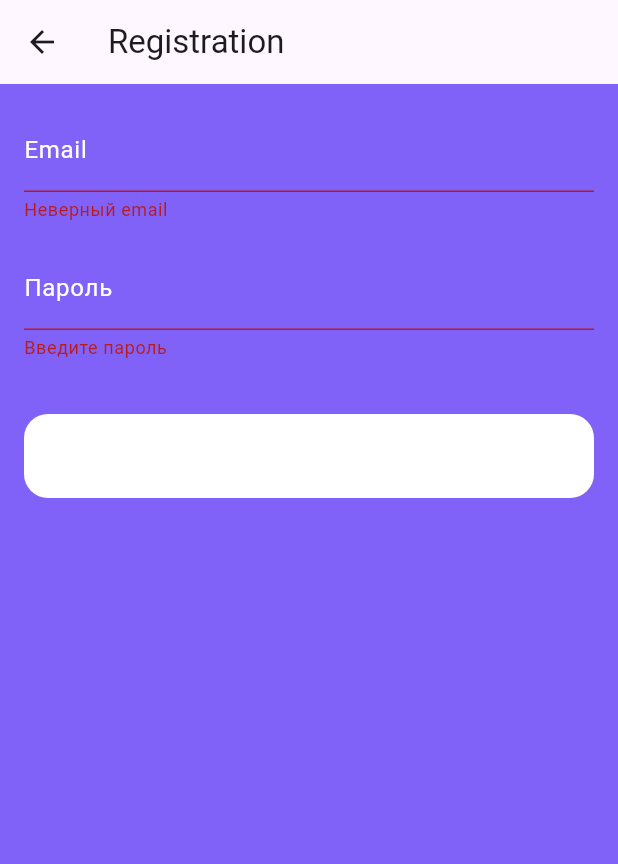
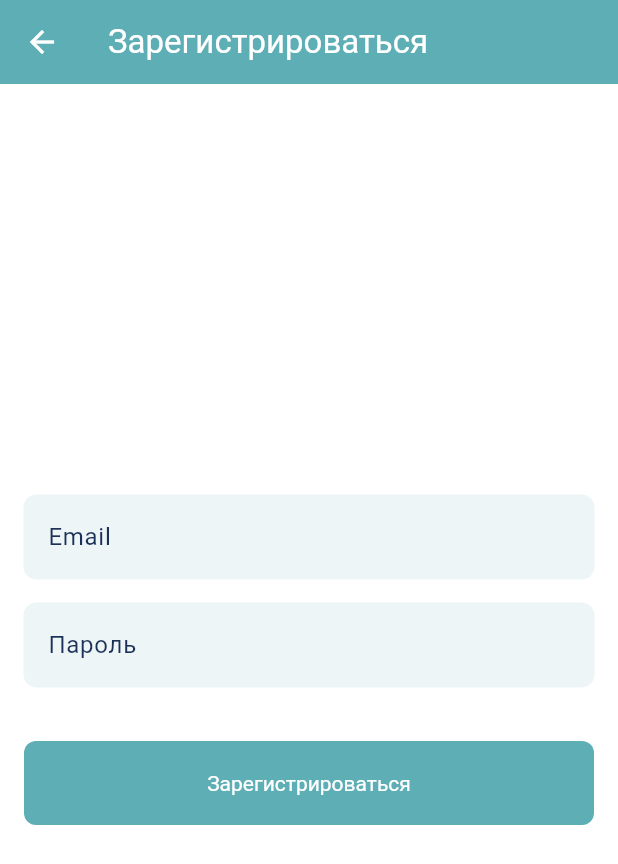
Before and after one commit to krisskarpovich/Loci, a Flutter app: the screen it shows after launch, after a tap on "Зарегистрироваться", on a phone screen of 412 x 824 dp. Shown: the top 864 px of the screen. Run offline on Flutter 3.47's test engine with Material 3 defaults, Android fonts, the phone set to English and light mode, and no system bars; our stand-ins replace firebase_auth, firebase_core, go_router; accounts and stored records are empty.

Commit message:
Add theme and design registrationPage

```diff
--- a/lib/core/navigation/router.dart
+++ b/lib/core/navigation/router.dart
@@ -1,6 +1,7 @@
 import 'package:go_router/go_router.dart';
+import 'package:loci/feature/auth/register_screen.dart';
 import 'package:loci/feature/feed/first_screen.dart';
-import 'package:loci/feature/auth/register_screen.dart';
+import 'package:loci/feature/auth/login_screen.dart';
 import 'package:loci/feature/init_screen.dart';
 
 final router = GoRouter(
@@ -14,7 +15,12 @@ final router = GoRouter(
         GoRoute(
           path: 'login',
           name: 'login',
-          builder: (context, state) => const RegisterScreen(),
+          builder: (context, state) => const LoginScreen(),
+        ),
+        GoRoute(
+          path: '/registration',
+          name: 'registration',
+          builder: (context, state) => const RegistrationScreen(),
         ),
         GoRoute(
           path: 'first',
--- a/lib/feature/auth/login_screen.dart
+++ b/lib/feature/auth/login_screen.dart
@@ -1,5 +1,6 @@
 import 'package:firebase_auth/firebase_auth.dart';
 import 'package:flutter/material.dart';
+import 'package:go_router/go_router.dart';
 import 'package:loci/data/services/auth_service.dart';
 import 'package:loci/ui/widgets/fields/custom_text_field.dart';
 import 'package:loci/ui/widgets/buttons/secondary_button.dart';
@@ -33,29 +34,39 @@ void register() async {
       if (!mounted) return;
       Navigator.pop(context);
     } on FirebaseAuthException catch (e) {
-    errorMassage = e.message ?? 'FirebaseAuthException';
+      print(e);
     }
   }
 
   @override
   Widget build(BuildContext context) {
     return Scaffold(
-      backgroundColor: const Color.fromARGB(255, 128, 98, 248),
-      appBar: AppBar(title: Text('Login')),
+      backgroundColor: Theme.of(context).scaffoldBackgroundColor,
       body: SafeArea(
         child: Padding(
           padding: const EdgeInsets.all(16.0),
-          child: Form(
+          child: Column(
+            mainAxisAlignment: MainAxisAlignment.spaceAround,
+            children: [
+              Text(
+                'LOCI',
+                style: TextStyle(
+                  fontSize: 28,
+                  fontWeight: FontWeight.bold,
+                  color: Theme.of(context).colorScheme.secondary,
+                ),
+              ),
+              Form(
                 key: formKey,
-            child: SingleChildScrollView(
                 child: Column(
                   mainAxisAlignment: MainAxisAlignment.center,
-                crossAxisAlignment: CrossAxisAlignment.stretch,
+                  crossAxisAlignment: CrossAxisAlignment.center,
                   children: [
                     CustomTextField(
                       labelText: 'Email',
-                    validator: (value) => value == null || !value.contains('@')
-                        ? errorMassage
+                      validator: (value) =>
+                          value == null || !value.contains('@')
+                          ? 'Неверный email'
                           : null,
                       onSaved: (value) => controllerEmail.text = value ?? '',
                       keyboardType: TextInputType.emailAddress,
@@ -65,8 +76,9 @@ void register() async {
                       labelText: 'Пароль',
                       obscureText: true,
                       onSaved: (value) => controllerPassword.text = value ?? '',
-                    validator: (value) =>
-                        value == null || value.isEmpty ? errorMassage : null,
+                      validator: (value) => value == null || value.isEmpty
+                          ? 'Введите пароль'
+                          : null,
                     ),
                     const SizedBox(height: 16),
 
@@ -75,27 +87,44 @@ void register() async {
                       onPressed: () {
                         if (formKey.currentState!.validate()) {
                           formKey.currentState!.save();
-
-                        // getIt<AuthRepository>().register(
-                        //   CreateUser(
-                        //     name: name,
-                        //     surname: surname,
-                        //     email: email,
-                        //     password: password,
-                        //     confirmPassword: confirmPassword,
-                        //   ),
-                        // );
-                        // context.go('/home');
+                          //register();
                         }
                       },
-                    text: 'Зарегистрироваться',
+                      text: 'Войти',
                     ),
                   ],
                 ),
               ),
+              Column(
+                children: [
+                  Text('Еще нет аккаунта?'),
+                  SizedBox(height: 8),
+                  GestureDetector(
+                    child: Text(
+                      'Зарегистрироваться',
+                      style: TextStyle(
+                        fontSize: 16,
+                        fontWeight: FontWeight.bold,
+                        color: Theme.of(context).colorScheme.secondary,
+                      ),
+                    ),
+                    onTap: () => context.push('/registration'),
+                  ),
+                ],
+              ),
+            ],
           ),
         ),
       ),
     );
   }
 }
+
+class LoadingPage extends StatelessWidget {
+  const LoadingPage({super.key});
+
+  @override
+  Widget build(BuildContext context) {
+    return const Placeholder();
+  }
+}
--- a/lib/feature/auth/register_screen.dart
+++ b/lib/feature/auth/register_screen.dart
@@ -4,14 +4,14 @@ import 'package:loci/data/services/auth_service.dart';
 import 'package:loci/ui/widgets/fields/custom_text_field.dart';
 import 'package:loci/ui/widgets/buttons/secondary_button.dart';
 
-class RegisterScreen extends StatefulWidget {
-  const RegisterScreen({super.key});
+class RegistrationScreen extends StatefulWidget {
+  const RegistrationScreen({super.key});
 
   @override
-  State<RegisterScreen> createState() => _RegisterScreenState();
+  State<RegistrationScreen> createState() => _RegistrationScreenState();
 }
 
-class _RegisterScreenState extends State<RegisterScreen> {
+class _RegistrationScreenState extends State<RegistrationScreen> {
   TextEditingController controllerEmail = TextEditingController();
   TextEditingController controllerPassword = TextEditingController();
   final formKey = GlobalKey<FormState>();
@@ -33,21 +33,20 @@ class _RegisterScreenState extends State<RegisterScreen> {
       if (!mounted) return;
       Navigator.pop(context);
     } on FirebaseAuthException catch (e) {
-      print(e);
+      errorMassage = e.message ?? 'FirebaseAuthException';
     }
   }
 
   @override
   Widget build(BuildContext context) {
     return Scaffold(
-      backgroundColor: const Color.fromARGB(255, 128, 98, 248),
-      appBar: AppBar(title: Text('Registration')),
+      appBar: AppBar(title: Text('Зарегистрироваться')),
       body: SafeArea(
         child: Padding(
           padding: const EdgeInsets.all(16.0),
           child: Form(
             key: formKey,
-            child: SingleChildScrollView(
+
             child: Column(
               mainAxisAlignment: MainAxisAlignment.center,
               crossAxisAlignment: CrossAxisAlignment.stretch,
@@ -55,7 +54,7 @@ class _RegisterScreenState extends State<RegisterScreen> {
                 CustomTextField(
                   labelText: 'Email',
                   validator: (value) => value == null || !value.contains('@')
-                        ? 'Неверный email'
+                      ? errorMassage
                       : null,
                   onSaved: (value) => controllerEmail.text = value ?? '',
                   keyboardType: TextInputType.emailAddress,
@@ -65,9 +64,8 @@ class _RegisterScreenState extends State<RegisterScreen> {
                   labelText: 'Пароль',
                   obscureText: true,
                   onSaved: (value) => controllerPassword.text = value ?? '',
-                    validator: (value) => value == null || value.isEmpty
-                        ? 'Введите пароль'
-                        : null,
+                  validator: (value) =>
+                      value == null || value.isEmpty ? errorMassage : null,
                 ),
                 const SizedBox(height: 16),
 
@@ -86,16 +84,6 @@ class _RegisterScreenState extends State<RegisterScreen> {
           ),
         ),
       ),
-      ),
     );
   }
 }
-
-class LoadingPage extends StatelessWidget {
-  const LoadingPage({super.key});
-
-  @override
-  Widget build(BuildContext context) {
-    return const Placeholder();
-  }
-}
--- a/lib/feature/feed/first_screen.dart
+++ b/lib/feature/feed/first_screen.dart
@@ -4,8 +4,6 @@ import 'package:loci/data/services/auth_service.dart';
 
 class FirstScreen extends StatefulWidget {
   const FirstScreen({super.key, });
-
-
 
   @override
   State<FirstScreen> createState() => _FirstScreenState();
--- a/lib/main.dart
+++ b/lib/main.dart
@@ -1,6 +1,7 @@
 import 'package:flutter/material.dart';
 import 'package:firebase_core/firebase_core.dart';
 import 'package:loci/core/navigation/router.dart';
+import 'package:loci/theme/app_theme.dart';
 import 'firebase_options.dart';
 
 void main() async {
@@ -16,10 +17,11 @@ class MyApp extends StatelessWidget {
   Widget build(BuildContext context) {
     return MaterialApp.router(
       title: 'Flutter Demo',
-      theme: ThemeData(
-        colorScheme: ColorScheme.fromSeed(seedColor: Colors.deepPurple),
-      ),
+      theme: AppTheme.lightTheme,
       routerConfig: router,
     );
   }
 }
+
+//Theme.of(context).colorScheme.primary
+//Theme.of(context).colorScheme.secondary
--- /dev/null
+++ b/lib/theme/app_colors.dart
@@ -0,0 +1,9 @@
+import 'package:flutter/material.dart';
+
+class AppColors {
+  static const Color secondary = Color(0xFF1B3158);
+  static const Color primary = Color(0xFF5EAEB5);
+  static const Color disabledColor = Color(0xFFE1E1E1);
+  static const Color tertiary = Color(0xFFDAECEE);
+  static const Color lightBlue = Color(0xFFEDF5F7);
+}
--- /dev/null
+++ b/lib/theme/app_theme.dart
@@ -0,0 +1,32 @@
+import 'package:flutter/material.dart';
+import 'app_colors.dart';
+
+class AppTheme {
+  static ThemeData get lightTheme {
+    return ThemeData(
+      useMaterial3: true,
+      primaryColor: AppColors.primary,
+      scaffoldBackgroundColor: Colors.white,
+      colorScheme: ColorScheme.fromSeed(
+        seedColor: AppColors.primary,
+        primary: AppColors.primary,
+        secondary: AppColors.secondary,
+        tertiary: AppColors.tertiary,
+        surface: AppColors.lightBlue,
+      ),
+      appBarTheme: const AppBarTheme(
+        backgroundColor: AppColors.primary,
+        foregroundColor: Colors.white,
+      ),
+      elevatedButtonTheme: ElevatedButtonThemeData(
+        style: ElevatedButton.styleFrom(
+          backgroundColor: AppColors.primary,
+          foregroundColor: Colors.white,
+          shape: RoundedRectangleBorder(
+            borderRadius: BorderRadius.all(Radius.circular(12)),
+          ),
+        ),
+      ),
+    );
+  }
+}
--- a/lib/ui/widgets/buttons/secondary_button.dart
+++ b/lib/ui/widgets/buttons/secondary_button.dart
@@ -33,17 +33,17 @@ class SecondaryButton extends StatelessWidget {
   Widget build(BuildContext context) {
     const Duration animDuration = Duration(milliseconds: 300);
 
-    const BorderRadius borderRadius = BorderRadius.all(Radius.circular(16));
+    const BorderRadius borderRadius = BorderRadius.all(Radius.circular(8));
 
     final Color filledColor = switch (enabled) {
-      true => color ?? Color.fromARGB(255, 255, 255, 255),
+      true => color ?? Theme.of(context).colorScheme.primary,
       false => Theme.of(context).disabledColor,
     };
 
     final Widget progressIndicator = SizedBox.square(
       dimension: 23,
       child: CircularProgressIndicator(
-        color: Color.fromARGB(255, 128, 98, 248),
+        color: Theme.of(context).colorScheme.secondary,
         strokeWidth: 2,
       ),
     );
@@ -71,7 +71,7 @@ class SecondaryButton extends StatelessWidget {
                   borderRadius: borderRadius,
                   color: filledColor,
                 ),
-                padding: const EdgeInsets.all(16),
+                padding: const EdgeInsets.all(8),
                 child: DefaultTextStyle(
                   style: TextStyle(),
                   child: IconTheme(
--- a/lib/ui/widgets/fields/custom_text_field.dart
+++ b/lib/ui/widgets/fields/custom_text_field.dart
@@ -26,17 +26,25 @@ class CustomTextField extends StatelessWidget {
       onSaved: onSaved,
       keyboardType: keyboardType,
       obscureText: obscureText,
-      style: const TextStyle(color: Colors.white),
+      style: TextStyle(color: Theme.of(context).colorScheme.secondary),
       decoration: InputDecoration(
+        filled: true,
+        fillColor: Theme.of(context).colorScheme.surface,
         labelText: labelText,
-        labelStyle: const TextStyle(color: Colors.white),
+        labelStyle: TextStyle(color: Theme.of(context).colorScheme.secondary),
         enabledBorder: OutlineInputBorder(
-          borderRadius: BorderRadius.circular(16.0),
-          borderSide: const BorderSide(color: Colors.white),
+          borderRadius: BorderRadius.circular(8.0),
+          borderSide: BorderSide(
+            width: 0.0,
+            color: Theme.of(context).colorScheme.surface,
+          ),
         ),
         focusedBorder: OutlineInputBorder(
-          borderRadius: BorderRadius.circular(16.0),
-          borderSide: const BorderSide(color: Colors.white, width: 2.0),
+          borderRadius: BorderRadius.circular(8.0),
+          borderSide: BorderSide(
+            width: 0.0,
+            color: Theme.of(context).colorScheme.surface,
+          ),
         ),
       ),
     );
```
Lines whose indentation alone changed are shown as unchanged.
